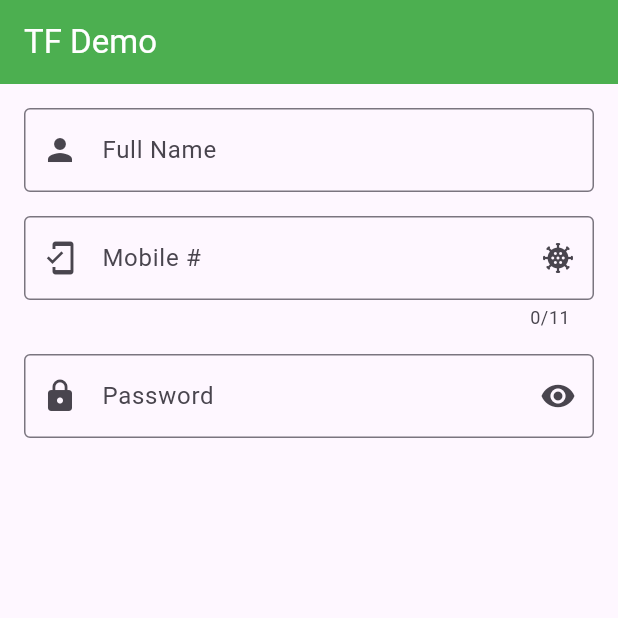
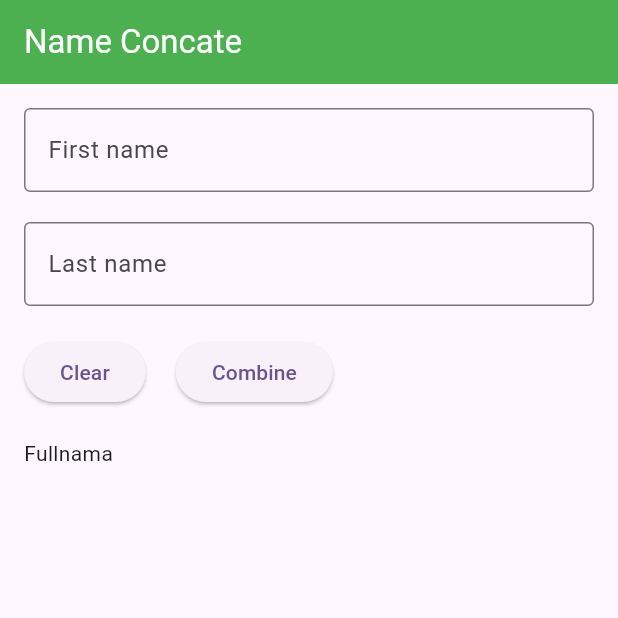
Before and after one commit to abidroid/flutter_online_june_project, a Flutter app: the screen it shows after launch, on a phone screen of 412 x 824 dp, the top half of it. Run offline on Flutter 3.47's test engine with Material 3 defaults, Android fonts, the phone set to English and light mode, and no system bars; our stand-ins replace fluttertoast, gap.

Commit message:
name concate

```diff
--- a/lib/main.dart
+++ b/lib/main.dart
@@ -8,6 +8,7 @@ import 'package:flutter_online_june_project/screens/dynamic_listview_screen.dart
 import 'package:flutter_online_june_project/screens/first_screen.dart';
 import 'package:flutter_online_june_project/screens/images_demo_screen.dart';
 import 'package:flutter_online_june_project/screens/listview_demo_screen.dart';
+import 'package:flutter_online_june_project/screens/name_concat_screen.dart';
 import 'package:flutter_online_june_project/screens/row_and_column_demo_screen.dart';
 import 'package:flutter_online_june_project/screens/simple_gridview_screen.dart';
 import 'package:flutter_online_june_project/screens/stack_demo_screen.dart';
@@ -31,7 +32,7 @@ class MyApp extends StatelessWidget {
       theme: ThemeData(
         colorScheme: ColorScheme.fromSeed(seedColor: Colors.deepPurple),
       ),
-      home: const TextfieldDemoScreen() // Launcher screen
+      home: const NameConcatScreen() // Launcher screen
     );
   }
 }
--- /dev/null
+++ b/lib/screens/name_concat_screen.dart
@@ -0,0 +1,92 @@
+
+
+import 'package:flutter/material.dart';
+import 'package:flutter_online_june_project/models/doctor.dart';
+import 'package:gap/gap.dart';
+
+class NameConcatScreen extends StatefulWidget {
+  const NameConcatScreen({super.key});
+
+  @override
+  State<NameConcatScreen> createState() => _NameConcatScreenState();
+}
+
+class _NameConcatScreenState extends State<NameConcatScreen> {
+
+  // initial Value
+  String fullName = "Fullnama";
+
+
+  var firstC = TextEditingController();
+  var lastC = TextEditingController();
+  FocusNode myFocusNode = FocusNode();
+
+  @override
+  Widget build(BuildContext context) {
+    return Scaffold(
+      appBar: AppBar(
+        title: const Text('Name Concate'),
+        backgroundColor: Colors.green,
+        foregroundColor: Colors.white,
+      ),
+      body: Padding(
+        padding: const EdgeInsets.all(16.0),
+        child: ListView(
+          children: [
+            TextField(
+              controller: firstC,
+              focusNode: myFocusNode,
+              decoration: InputDecoration(
+                hintText: 'First name',
+                border: OutlineInputBorder()
+              ),
+            ),
+            Gap(20),
+            TextField(
+              controller: lastC,
+              decoration: InputDecoration(
+                hintText: 'Last name',
+                border: OutlineInputBorder()
+            ),),
+
+            Gap(20),
+            Row(
+              spacing: 20,
+              children: [
+                ElevatedButton(onPressed: (){
+
+                  firstC.clear();
+                  lastC.clear();
+
+                  setState(() {
+                    fullName = '';
+                  });
+
+                  myFocusNode.requestFocus();
+
+                }, child: const Text('Clear')),
+                ElevatedButton(onPressed: (){
+                  // combine logic
+                  // 1. get text from first name tf
+                    String firstName =  firstC.text;
+
+                  // 2. get text from second name tf
+
+                  String lastName = lastC.text;
+                  // 3. concate
+
+                  setState(() {
+                    fullName = '$firstName $lastName';
+                  });
+                }, child: const Text('Combine')),
+              ],
+            ),
+            Gap(20),
+
+            Text(fullName),
+          ],
+        ),
+      ),
+    );
+  }
+}
--- a/pubspec.yaml
+++ b/pubspec.yaml
@@ -35,6 +35,7 @@ dependencies:
   # Use with the CupertinoIcons class for iOS style icons.
   cupertino_icons: ^1.0.8
   fluttertoast: ^8.2.12
+  gap: ^3.0.1
 
 dev_dependencies:
   flutter_test:
```
Also changed, not shown: pubspec.lock.
